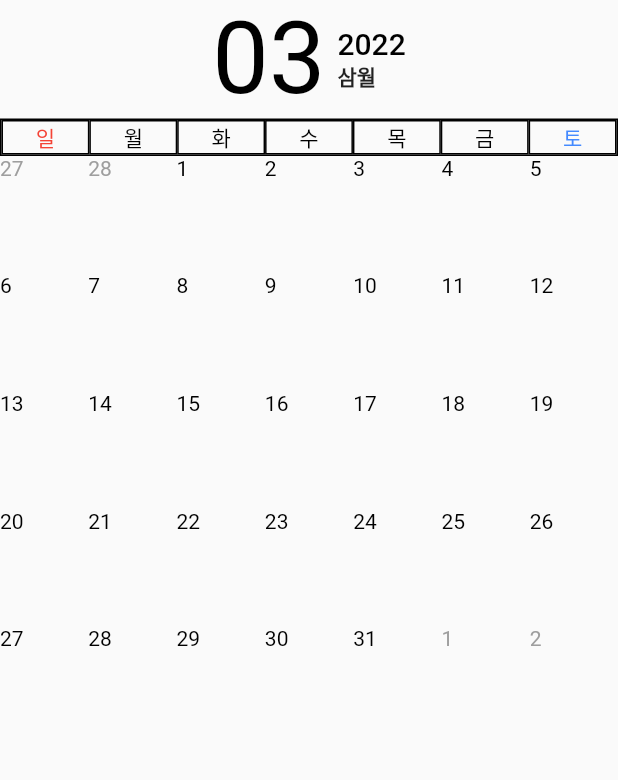
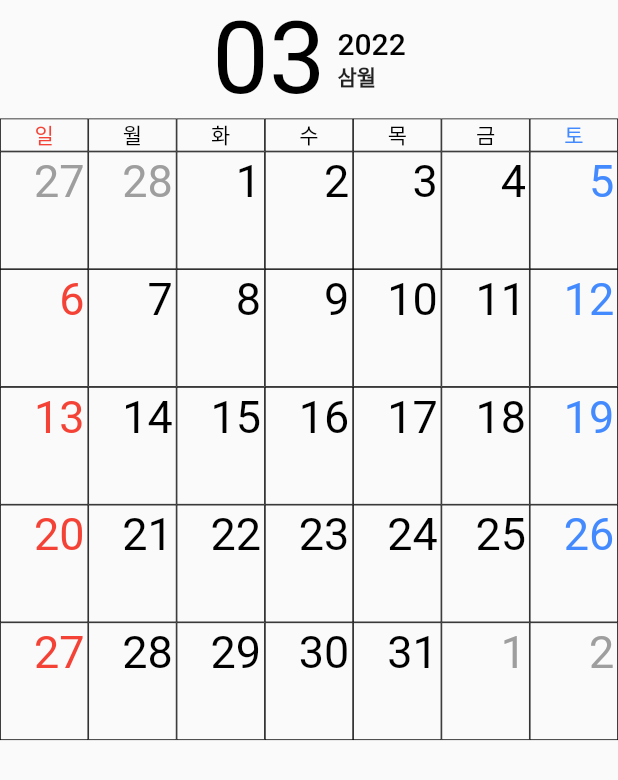
Before and after one commit to ssk-flutter/calendar_printer, a Flutter app: the screen it shows after launch, on a phone screen of 412 x 824 dp. Shown: the top 780 px of the screen. Run offline on Flutter 3.47's test engine with Material 2 defaults, Android fonts, the phone set to English and light mode, and no system bars.

Commit message:
날짜 꾸미기

```diff
--- a/lib/widget/classic_calendar/calendar_body_widget.dart
+++ b/lib/widget/classic_calendar/calendar_body_widget.dart
@@ -21,15 +21,56 @@ class CalendarBodyWidget extends StatelessWidget {
         childAspectRatio: 3 / 4,
       ),
       itemBuilder: (context, index) {
-        var date = days[index];
-        return Text(
-          date.day.toString(),
-          style: Theme.of(context).textTheme.bodyMedium?.copyWith(
-              color: date.month != DateTime.now().month
-                  ? Colors.grey
-                  : Colors.black),
-        );
+        final DateTime date = days[index];
+        return DateWidget(date: date);
       },
     );
   }
 }
+
+class DateWidget extends StatelessWidget {
+  const DateWidget({
+    Key? key,
+    required this.date,
+  }) : super(key: key);
+
+  final DateTime date;
+
+  bool get isHolyDay => false;
+
+  @override
+  Widget build(BuildContext context) {
+    return Container(
+      decoration:
+          BoxDecoration(border: Border.all(color: Colors.black, width: 0.5)),
+      padding: EdgeInsets.all(2),
+      child: Text(
+        date.day.toString(),
+        style: getTextStyle(context),
+        textAlign: TextAlign.right,
+      ),
+    );
+  }
+
+  TextStyle? getTextStyle(BuildContext context) => Theme.of(context)
+      .textTheme
+      .bodyMedium
+      ?.copyWith(color: color, fontSize: 30);
+
+  Color get color {
+    if (date.month != DateTime.now().month) {
+      return Colors.grey;
+    }
+
+    if (isHolyDay) {
+      return Colors.red;
+    }
+
+    final colorMap = {
+      DateTime.sunday: Colors.red,
+      DateTime.saturday: Colors.blueAccent
+    };
+
+    return colorMap[date.weekday] ?? Colors.black;
+  }
+}
--- a/lib/widget/classic_calendar/column_header_widget.dart
+++ b/lib/widget/classic_calendar/column_header_widget.dart
@@ -8,10 +8,10 @@ class ColumnHeaderWidget extends StatelessWidget {
   @override
   Widget build(BuildContext context) {
     return Container(
-      decoration: BoxDecoration(
-          border: Border.all(
-        color: Colors.black,
-      )),
+      // decoration: BoxDecoration(
+      //     border: Border.all(
+      //   color: Colors.black,
+      // )),
       child: Row(
         mainAxisAlignment: MainAxisAlignment.spaceAround,
         crossAxisAlignment: CrossAxisAlignment.end,
@@ -19,9 +19,7 @@ class ColumnHeaderWidget extends StatelessWidget {
             .map((e) => Expanded(
                   child: Container(
                     decoration: BoxDecoration(
-                        border: Border.all(
-                      color: Colors.black,
-                    )),
+                        border: Border.all(color: Colors.black, width: 0.5)),
                     child: Text(
                       e,
                       style: Theme.of(context)
```
